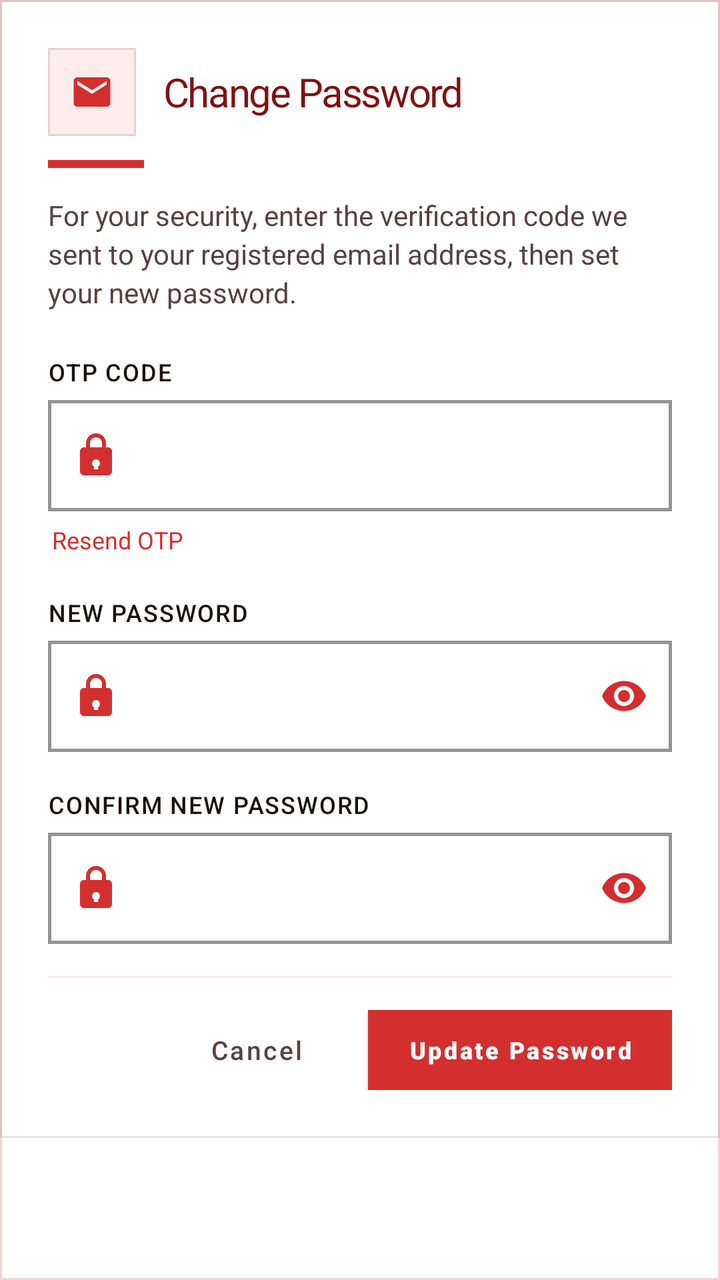
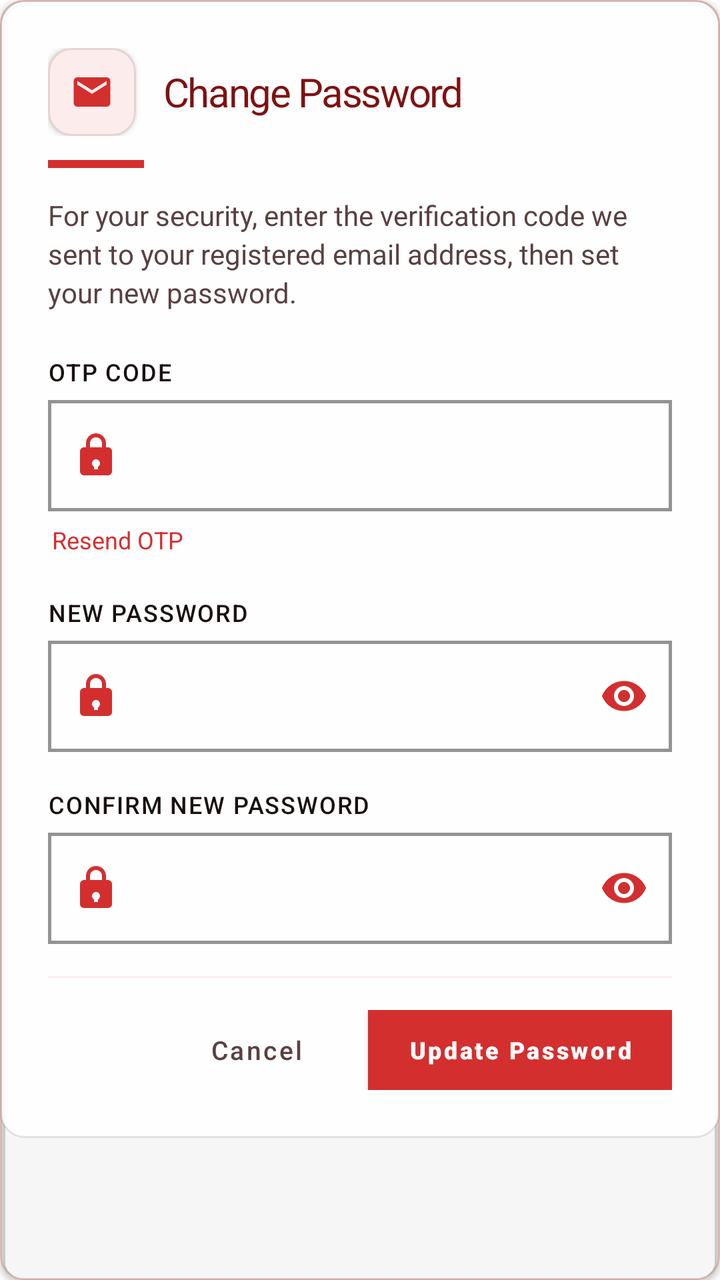

Before-and-after screenshots of an Android layout around one commit, followed by the original layout XML and the change that was made.
<!-- AndroidManifest.xml: application theme Theme.VelocitySuites -->
<!-- res/layout/dialog_change_password_otp.xml -->
<?xml version="1.0" encoding="utf-8"?>
<com.google.android.material.card.MaterialCardView xmlns:android="http://schemas.android.com/apk/res/android"
    xmlns:app="http://schemas.android.com/apk/res-auto"
    style="@style/Widget.Velocity.Card.Glass"
    android:layout_width="match_parent"
    android:layout_height="wrap_content">

    <LinearLayout
        android:layout_width="match_parent"
        android:layout_height="wrap_content"
        android:background="@drawable/bg_glass_card_white"
        android:orientation="vertical"
        android:padding="24dp">

        <LinearLayout
            android:layout_width="match_parent"
            android:layout_height="wrap_content"
            android:gravity="center_vertical"
            android:orientation="horizontal">

            <com.google.android.material.card.MaterialCardView
                android:layout_width="44dp"
                android:layout_height="44dp"
                app:cardBackgroundColor="@color/velocity_red_soft"
                app:cardCornerRadius="0dp"
                app:cardElevation="0dp">

                <ImageView
                    android:layout_width="22dp"
                    android:layout_height="22dp"
                    android:layout_gravity="center"
                    android:importantForAccessibility="no"
                    android:src="@drawable/ic_email"
                    app:tint="@color/velocity_red_primary" />
            </com.google.android.material.card.MaterialCardView>

            <TextView
                style="@style/TextAppearance.Velocity.ScreenTitle"
                android:layout_width="0dp"
                android:layout_height="wrap_content"
                android:layout_marginStart="14dp"
                android:layout_weight="1"
                android:text="@string/change_password"
                android:textSize="20sp" />
        </LinearLayout>

        <View
            android:layout_width="48dp"
            android:layout_height="4dp"
            android:layout_marginTop="12dp"
            android:layout_marginBottom="14dp"
            android:background="@drawable/shape_intro_pill"
            android:backgroundTint="@color/velocity_red_primary" />

        <TextView
            android:layout_width="match_parent"
            android:layout_height="wrap_content"
            android:layout_marginBottom="22dp"
            android:lineSpacingExtra="3dp"
            android:text="@string/change_password_otp_desc"
            android:textColor="@color/velocity_text_secondary"
            android:textSize="14sp" />

        <TextView
            style="@style/TextAppearance.Velocity.Label.Input"
            android:layout_width="wrap_content"
            android:layout_height="wrap_content"
            android:layout_marginBottom="6dp"
            android:labelFor="@+id/changePasswordOtp"
            android:text="@string/otp_hint"
            android:textColor="@color/velocity_text_primary" />

        <com.google.android.material.textfield.TextInputLayout
            android:id="@+id/changePasswordOtpLayout"
            style="@style/Widget.Velocity.TextInputLayout.OutlinedBox.Rounded"
            android:layout_width="match_parent"
            android:layout_height="wrap_content"
            android:layout_marginBottom="4dp"
            app:startIconDrawable="@drawable/ic_lock">
            <com.google.android.material.textfield.TextInputEditText
                android:id="@+id/changePasswordOtp"
                android:layout_width="match_parent"
                android:layout_height="wrap_content"
                android:inputType="number"
                android:maxLength="6" />
        </com.google.android.material.textfield.TextInputLayout>

        <TextView
            android:id="@+id/resendChangePasswordOtpLink"
            android:layout_width="wrap_content"
            android:layout_height="wrap_content"
            android:layout_marginBottom="18dp"
            android:background="?attr/selectableItemBackground"
            android:clickable="true"
            android:focusable="true"
            android:padding="2dp"
            android:text="@string/resend_otp"
            android:textColor="@color/velocity_red_primary"
            android:textSize="12sp"
            android:fontFamily="sans-serif-bold" />

        <TextView
            style="@style/TextAppearance.Velocity.Label.Input"
            android:layout_width="wrap_content"
            android:layout_height="wrap_content"
            android:layout_marginBottom="6dp"
            android:labelFor="@+id/changePasswordNew"
            android:text="@string/new_password_hint"
            android:textColor="@color/velocity_text_primary" />

        <com.google.android.material.textfield.TextInputLayout
            android:id="@+id/changePasswordNewLayout"
            style="@style/Widget.Velocity.TextInputLayout.OutlinedBox.Rounded"
            android:layout_width="match_parent"
            android:layout_height="wrap_content"
            android:layout_marginBottom="18dp"
            app:passwordToggleEnabled="true"
            app:startIconDrawable="@drawable/ic_lock">
            <com.google.android.material.textfield.TextInputEditText
                android:id="@+id/changePasswordNew"
                android:layout_width="match_parent"
                android:layout_height="wrap_content"
                android:inputType="textPassword" />
        </com.google.android.material.textfield.TextInputLayout>

        <TextView
            style="@style/TextAppearance.Velocity.Label.Input"
            android:layout_width="wrap_content"
            android:layout_height="wrap_content"
            android:layout_marginBottom="6dp"
            android:labelFor="@+id/changePasswordConfirmNew"
            android:text="@string/confirm_new_password_hint"
            android:textColor="@color/velocity_text_primary" />

        <com.google.android.material.textfield.TextInputLayout
            android:id="@+id/changePasswordConfirmNewLayout"
            style="@style/Widget.Velocity.TextInputLayout.OutlinedBox.Rounded"
            android:layout_width="match_parent"
            android:layout_height="wrap_content"
            android:layout_marginBottom="8dp"
            app:passwordToggleEnabled="true"
            app:startIconDrawable="@drawable/ic_lock">
            <com.google.android.material.textfield.TextInputEditText
                android:id="@+id/changePasswordConfirmNew"
                android:layout_width="match_parent"
                android:layout_height="wrap_content"
                android:inputType="textPassword" />
        </com.google.android.material.textfield.TextInputLayout>

        <View
            android:layout_width="match_parent"
            android:layout_height="1dp"
            android:layout_marginTop="8dp"
            android:layout_marginBottom="16dp"
            android:background="@color/velocity_red_soft" />

        <LinearLayout
            android:layout_width="match_parent"
            android:layout_height="wrap_content"
            android:orientation="horizontal"
            android:gravity="center_vertical|end">

            <com.google.android.material.button.MaterialButton
                android:id="@+id/btnCancelChangePasswordOtp"
                style="@style/Widget.MaterialComponents.Button.TextButton"
                android:layout_width="wrap_content"
                android:layout_height="40dp"
                android:text="@string/cancel_label"
                android:textColor="@color/velocity_text_secondary"
                android:textAllCaps="false"
                android:textSize="13sp" />

            <com.google.android.material.button.MaterialButton
                android:id="@+id/btnConfirmChangePasswordOtp"
                style="@style/Widget.Velocity.Button"
                android:layout_width="wrap_content"
                android:layout_height="40dp"
                android:layout_marginStart="12dp"
                android:paddingHorizontal="20dp"
                android:text="@string/reset_password_button"
                android:textAllCaps="false"
                android:textSize="12sp" />
        </LinearLayout>
    </LinearLayout>
</com.google.android.material.card.MaterialCardView>
<!-- resources referenced by this layout -->
<resources>
  <!-- drawable bg_glass_card_white (drawable) -->
  <?xml version="1.0" encoding="utf-8"?>
  <shape xmlns:android="http://schemas.android.com/apk/res/android">
      <solid android:color="#E6FFFFFF" />
      <stroke android:width="1dp" android:color="#1A000000" />
      <corners android:radius="0dp" />
  </shape>
  <style name="Widget.Velocity.Card.Glass" parent="Widget.MaterialComponents.CardView">
          <item name="cardBackgroundColor">@android:color/transparent</item>
          <item name="cardCornerRadius">0dp</item>
          <item name="cardElevation">0dp</item>
          <item name="strokeColor">@color/velocity_red_alpha_20</item>
          <item name="strokeWidth">1dp</item>
          <item name="android:clickable">true</item>
          <item name="android:focusable">true</item>
          <item name="android:foreground">?attr/selectableItemBackground</item>
      </style>
  <style name="Theme.VelocitySuites" parent="Theme.MaterialComponents.DayNight.NoActionBar">
          
          <item name="colorPrimary">@color/velocity_red_primary</item>
          <item name="colorPrimaryVariant">@color/velocity_red_dark</item>
          <item name="colorOnPrimary">@color/white</item>
          
          <item name="colorSecondary">@color/velocity_red_rose</item>
          <item name="colorSecondaryVariant">@color/velocity_red_deep</item>
          <item name="colorOnSecondary">@color/white</item>
          
          <item name="android:statusBarColor">@color/velocity_red_primary</item>
          
          <item name="textAppearanceHeadline1">@style/TextAppearance.MaterialComponents.Headline1</item>
          <item name="textAppearanceHeadline2">@style/TextAppearance.MaterialComponents.Headline2</item>
          <item name="textAppearanceHeadline3">@style/TextAppearance.MaterialComponents.Headline3</item>
          <item name="textAppearanceHeadline4">@style/TextAppearance.MaterialComponents.Headline4</item>
          <item name="textAppearanceHeadline5">@style/TextAppearance.MaterialComponents.Headline5</item>
          <item name="textAppearanceHeadline6">@style/TextAppearance.MaterialComponents.Headline6</item>
          <item name="textAppearanceSubtitle1">@style/TextAppearance.MaterialComponents.Subtitle1</item>
          <item name="textAppearanceSubtitle2">@style/TextAppearance.MaterialComponents.Subtitle2</item>
          <item name="textAppearanceBody1">@style/TextAppearance.MaterialComponents.Body1</item>
          <item name="textAppearanceBody2">@style/TextAppearance.MaterialComponents.Body2</item>
          <item name="textAppearanceCaption">@style/TextAppearance.MaterialComponents.Caption</item>
          <item name="textAppearanceButton">@style/TextAppearance.MaterialComponents.Button</item>
          <item name="textAppearanceOverline">@style/TextAppearance.MaterialComponents.Overline</item>
          
          <item name="shapeAppearanceSmallComponent">@style/ShapeAppearance.Velocity.Square</item>
          <item name="shapeAppearanceMediumComponent">@style/ShapeAppearance.Velocity.Square</item>
          <item name="shapeAppearanceLargeComponent">@style/ShapeAppearance.Velocity.Square</item>
          <item name="materialButtonStyle">@style/Widget.Velocity.Flat.Button</item>
          <item name="materialButtonOutlinedStyle">@style/Widget.Velocity.Flat.Button.Outlined</item>
          <item name="borderlessButtonStyle">@style/Widget.Velocity.Flat.Button.Text</item>
          <item name="materialCardViewStyle">@style/Widget.Velocity.Card.Flat</item>
          <item name="chipStyle">@style/Widget.Velocity.Flat.Chip</item>
          <item name="textInputStyle">@style/Widget.Velocity.TextInputLayout.OutlinedBox.Square</item>
          <item name="snackbarStyle">@style/Widget.Velocity.Flat.Snackbar</item>
          <item name="materialAlertDialogTheme">@style/ThemeOverlay.Velocity.Flat.AlertDialog</item>
          <item name="bottomSheetDialogTheme">@style/ThemeOverlay.Velocity.Flat.BottomSheetDialog</item>
          <item name="android:windowElevation">0dp</item>
      </style>
  <style name="Widget.Velocity.Card.Flat" parent="Widget.MaterialComponents.CardView">
          <item name="cardElevation">0dp</item>
          <item name="cardCornerRadius">0dp</item>
          <item name="cardBackgroundColor">@color/velocity_surface_elevated</item>
          <item name="strokeColor">@color/velocity_divider_hairline</item>
          <item name="strokeWidth">1dp</item>
          <item name="shapeAppearance">@style/ShapeAppearance.Velocity.Square</item>
      </style>
  <!-- unchanged entries left out for length: 38 -->
</resources>

<!-- the commit's change to res/layout/dialog_change_password_otp.xml (unified diff, before → after) -->
@@ -22,8 +22,8 @@
                 android:layout_width="44dp"
                 android:layout_height="44dp"
                 app:cardBackgroundColor="@color/velocity_red_soft"
-                app:cardCornerRadius="0dp"
-                app:cardElevation="0dp">
+                app:cardCornerRadius="@dimen/card_corner_radius"
+                app:cardElevation="@dimen/card_elevation">
 
                 <ImageView
                     android:layout_width="22dp"
<!-- resource entries referenced after the edit -->
@@ -1,16 +1,18 @@
 <!-- resources referenced by this layout -->
 <resources>
+  <dimen name="card_corner_radius">12dp</dimen>
+  <dimen name="card_elevation">2dp</dimen>
   <!-- drawable bg_glass_card_white (drawable) -->
   <?xml version="1.0" encoding="utf-8"?>
   <shape xmlns:android="http://schemas.android.com/apk/res/android">
       <solid android:color="#E6FFFFFF" />
       <stroke android:width="1dp" android:color="#1A000000" />
-      <corners android:radius="0dp" />
+      <corners android:radius="@dimen/card_corner_radius" />
   </shape>
   <style name="Widget.Velocity.Card.Glass" parent="Widget.MaterialComponents.CardView">
           <item name="cardBackgroundColor">@android:color/transparent</item>
-          <item name="cardCornerRadius">0dp</item>
-          <item name="cardElevation">0dp</item>
+          <item name="cardCornerRadius">@dimen/card_corner_radius</item>
+          <item name="cardElevation">@dimen/card_elevation</item>
           <item name="strokeColor">@color/velocity_red_alpha_20</item>
           <item name="strokeWidth">1dp</item>
           <item name="android:clickable">true</item>
@@ -44,7 +46,7 @@
           <item name="textAppearanceOverline">@style/TextAppearance.MaterialComponents.Overline</item>
           
           <item name="shapeAppearanceSmallComponent">@style/ShapeAppearance.Velocity.Square</item>
-          <item name="shapeAppearanceMediumComponent">@style/ShapeAppearance.Velocity.Square</item>
+          <item name="shapeAppearanceMediumComponent">@style/ShapeAppearance.Velocity.Card</item>
           <item name="shapeAppearanceLargeComponent">@style/ShapeAppearance.Velocity.Square</item>
           <item name="materialButtonStyle">@style/Widget.Velocity.Flat.Button</item>
           <item name="materialButtonOutlinedStyle">@style/Widget.Velocity.Flat.Button.Outlined</item>
@@ -57,13 +59,17 @@
           <item name="bottomSheetDialogTheme">@style/ThemeOverlay.Velocity.Flat.BottomSheetDialog</item>
           <item name="android:windowElevation">0dp</item>
       </style>
+  <style name="ShapeAppearance.Velocity.Card" parent="">
+          <item name="cornerFamily">rounded</item>
+          <item name="cornerSize">@dimen/card_corner_radius</item>
+      </style>
   <style name="Widget.Velocity.Card.Flat" parent="Widget.MaterialComponents.CardView">
-          <item name="cardElevation">0dp</item>
-          <item name="cardCornerRadius">0dp</item>
+          <item name="cardElevation">@dimen/card_elevation</item>
+          <item name="cardCornerRadius">@dimen/card_corner_radius</item>
           <item name="cardBackgroundColor">@color/velocity_surface_elevated</item>
           <item name="strokeColor">@color/velocity_divider_hairline</item>
           <item name="strokeWidth">1dp</item>
-          <item name="shapeAppearance">@style/ShapeAppearance.Velocity.Square</item>
+          <item name="shapeAppearance">@style/ShapeAppearance.Velocity.Card</item>
       </style>
   <!-- unchanged entries left out for length: 38 -->
 </resources>
